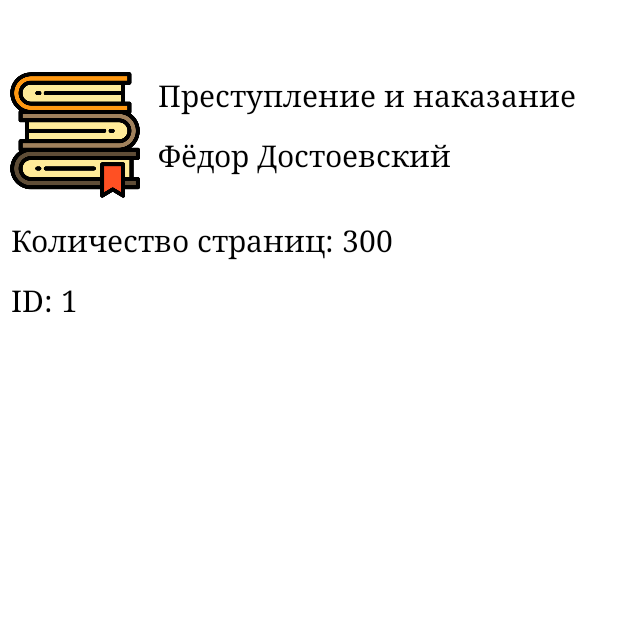
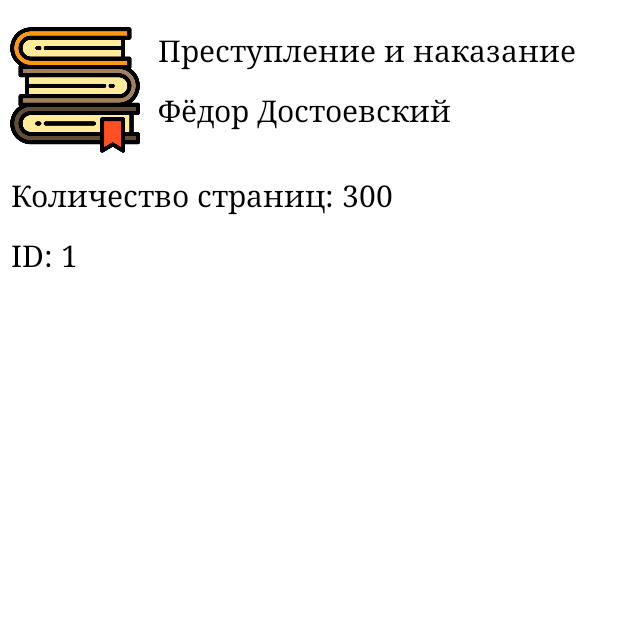
Before and after one commit to domnichds/android-homework-03, an Android app: the screen it shows after launch (DetailActivity), after a tap on "Преступление и наказание", on a phone screen of 412 x 824 dp, the top half of it. Run offline under Robolectric (Android 15) with nearby library versions, the phone set to English and light mode, and no system bars.

Commit message:
Исправить баги интерфейса

```diff
--- a/app/src/main/java/com/example/library/DetailActivity.kt
+++ b/app/src/main/java/com/example/library/DetailActivity.kt
@@ -23,6 +23,11 @@ class DetailActivity : AppCompatActivity() {
         val mainSecondTextView: TextView = findViewById(R.id.tv_main_second)
         val addFirstTextView: TextView = findViewById(R.id.tv_add_first)
         val addSecondTextView: TextView = findViewById(R.id.tv_add_second)
+
+        // Костыль для прокрутки длинного текста
+        mainFirstTextView.isSelected = true
+        mainSecondTextView.isSelected = true
+
 
         // Установка данных в элементы представления
         itemIconView.setImageResource(itemIcon)
--- a/app/src/main/java/com/example/library/NewItemActivity.kt
+++ b/app/src/main/java/com/example/library/NewItemActivity.kt
@@ -94,8 +94,7 @@ class NewItemActivity : AppCompatActivity() {
                     if (issueNumber != null && month != null) {
                         Newspaper(0, field1, true, issueNumber, month)
                     } else {
-                        Toast.makeText(context, "Введите правильный номер выпуска" +
-                                " и месяц (на русском с заглавной буквы)", Toast.LENGTH_SHORT).show()
+                        Toast.makeText(context, "Введите правильный номер выпуска или месяц", Toast.LENGTH_SHORT).show()
                         null
                     }
                 }
--- a/app/src/main/res/layout/activity_main.xml
+++ b/app/src/main/res/layout/activity_main.xml
@@ -12,7 +12,7 @@
         android:layout_height="0dp"
         android:layout_weight="1"
         android:clipToPadding="false"
-        android:paddingTop="?attr/actionBarSize" />
+        android:paddingTop="0dp" />
 
     <Button
         android:id="@+id/b_item_edit_add_el"
--- a/app/src/main/res/layout/item_edit.xml
+++ b/app/src/main/res/layout/item_edit.xml
@@ -4,7 +4,7 @@
     xmlns:tools="http://schemas.android.com/tools"
     android:layout_width="match_parent"
     android:layout_height="wrap_content"
-    android:layout_marginTop="40dp"
+    android:layout_marginTop="10dp"
     android:orientation="vertical"
     app:layout_constraintEnd_toEndOf="parent"
     app:layout_constraintStart_toStartOf="parent"
--- a/app/src/main/res/layout/item_info.xml
+++ b/app/src/main/res/layout/item_info.xml
@@ -10,7 +10,7 @@
         android:id="@+id/iv_item_icon"
         android:layout_width="100dp"
         android:layout_height="100dp"
-        android:layout_marginTop="40dp"
+        android:layout_marginTop="10dp"
         android:padding="5dp"
         app:layout_constraintStart_toStartOf="parent"
         app:layout_constraintTop_toTopOf="parent"
@@ -20,7 +20,7 @@
         android:id="@+id/ll_item_main_info"
         android:layout_width="0dp"
         android:layout_height="80dp"
-        android:layout_marginTop="40dp"
+        android:layout_marginTop="10dp"
         android:orientation="vertical"
         app:layout_constraintBottom_toTopOf="@+id/ll_item_add_info"
         app:layout_constraintEnd_toEndOf="parent"
@@ -31,8 +31,15 @@
             android:id="@+id/tv_main_first"
             android:layout_width="match_parent"
             android:layout_height="40dp"
+            android:ellipsize="marquee"
+            android:focusable="true"
+            android:focusableInTouchMode="true"
             android:fontFamily="serif"
+            android:freezesText="true"
+            android:marqueeRepeatLimit="marquee_forever"
             android:paddingLeft="5dp"
+            android:scrollHorizontally="true"
+            android:singleLine="true"
             android:textColor="@color/black"
             android:textSize="20sp" />
 
@@ -43,7 +50,14 @@
             android:fontFamily="serif"
             android:paddingLeft="5dp"
             android:textColor="@color/black"
-            android:textSize="20sp" />
+            android:textSize="20sp"
+            android:ellipsize="marquee"
+            android:focusable="true"
+            android:focusableInTouchMode="true"
+            android:freezesText="true"
+            android:marqueeRepeatLimit="marquee_forever"
+            android:scrollHorizontally="true"
+            android:singleLine="true"/>
     </LinearLayout>
 
     <LinearLayout
```
Also changed, not shown: 2 other files.
